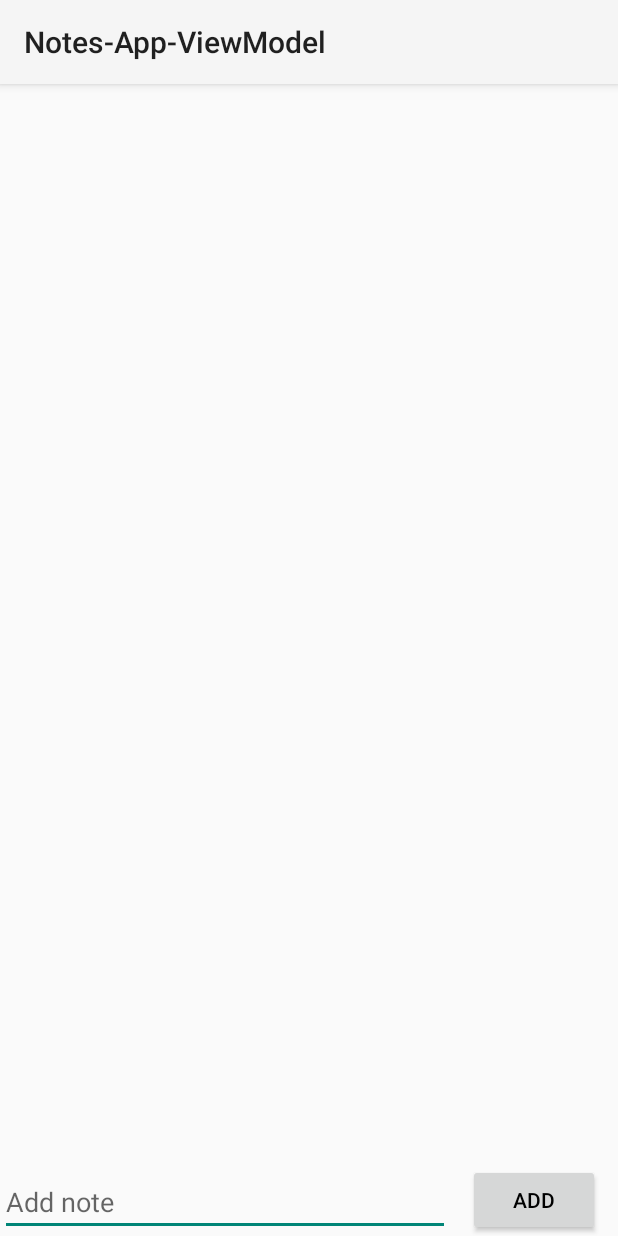
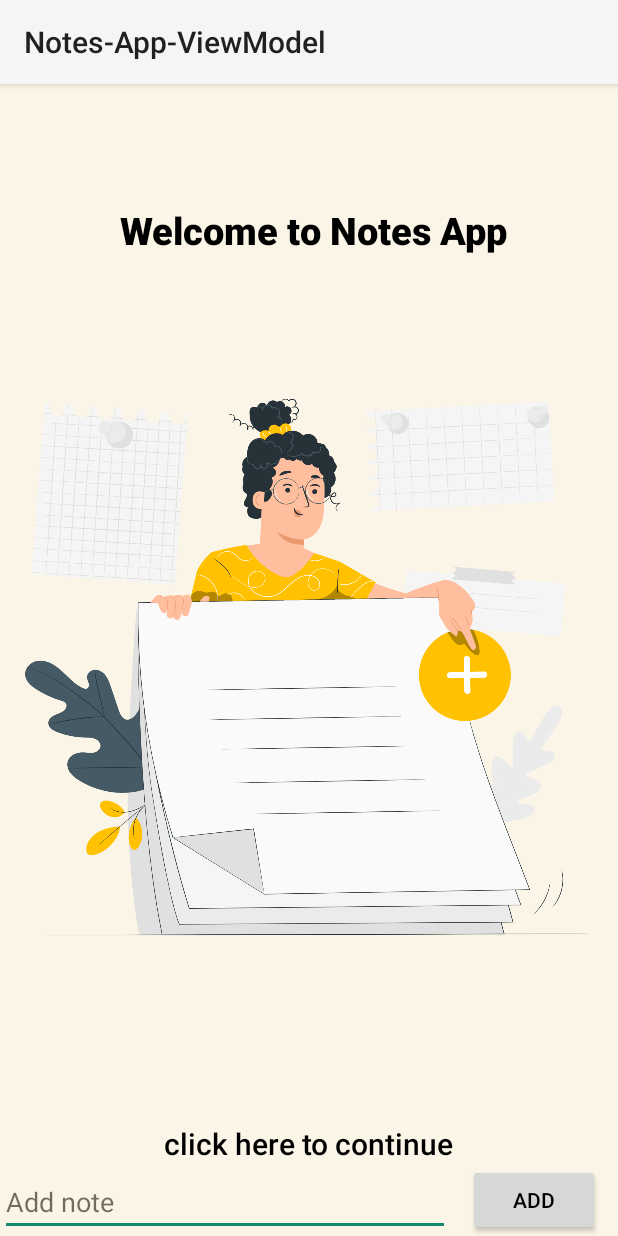
Before and after one commit to WasanIbrahim/Notes-App-ViewModel, an Android app: the screen it shows after launch (MainActivity), on a phone screen of 412 x 824 dp. Run offline under Robolectric (Android 15) with nearby library versions, the phone set to English and light mode, and no system bars; our stand-ins replace Room's generated code; 3 statements that could not run were skipped.

Commit message:
added a fragment

```diff
--- a/app/build.gradle
+++ b/app/build.gradle
@@ -42,6 +42,9 @@ dependencies {
     implementation 'androidx.appcompat:appcompat:1.4.0'
     implementation 'com.google.android.material:material:1.4.0'
     implementation 'androidx.constraintlayout:constraintlayout:2.1.2'
+    implementation 'androidx.navigation:navigation-fragment-ktx:2.3.5'
+    implementation 'androidx.navigation:navigation-ui-ktx:2.3.5'
+    implementation 'androidx.legacy:legacy-support-v4:1.0.0'
     testImplementation 'junit:junit:4.+'
     androidTestImplementation 'androidx.test.ext:junit:1.1.3'
     androidTestImplementation 'androidx.test.espresso:espresso-core:3.4.0'
--- a/app/src/main/java/com/example/notes_app_viewmodel/MainActivity.kt
+++ b/app/src/main/java/com/example/notes_app_viewmodel/MainActivity.kt
@@ -36,6 +36,7 @@ class MainActivity : AppCompatActivity() {
         rvMain.adapter = rvAdapter
         rvMain.layoutManager = LinearLayoutManager(this)
 
+
         //initializing viewModel
         noteViewModel = ViewModelProvider(this).get(MyViewModel::class.java)
 
--- a/app/src/main/java/com/example/notes_app_viewmodel/RecyclerViewAdapter.kt
+++ b/app/src/main/java/com/example/notes_app_viewmodel/RecyclerViewAdapter.kt
@@ -9,6 +9,7 @@ import com.example.notes_app_viewmodel.databinding.ItemRowBinding
 
 class RecyclerViewAdapter(private val activity: MainActivity):RecyclerView.Adapter<RecyclerViewAdapter.ItemViewHolder>() {
     var notesList = emptyList<Notes>()
+
     class ItemViewHolder(val binding: ItemRowBinding):RecyclerView.ViewHolder(binding.root)
 
     override fun onCreateViewHolder(parent: ViewGroup, viewType: Int): ItemViewHolder {
--- /dev/null
+++ b/app/src/main/java/com/example/notes_app_viewmodel/welcomeFragment.kt
@@ -0,0 +1,24 @@
+package com.example.notes_app_viewmodel
+
+import android.os.Bundle
+import androidx.fragment.app.Fragment
+import android.view.LayoutInflater
+import android.view.View
+import android.view.ViewGroup
+import android.widget.TextView
+import androidx.navigation.Navigation
+
+class welcomeFragment : Fragment() {
+    override fun onCreateView(
+        inflater: LayoutInflater, container: ViewGroup?,
+        savedInstanceState: Bundle?
+    ): View? {
+        // Inflate the layout for this fragment
+        var view = inflater.inflate(R.layout.fragment_welcome, container, false)
+        view.findViewById<TextView>(R.id.tvNext).setOnClickListener {
+            //Navigation.findNavController(view).navigate(R.id.action_welcomeFragment_to_mainActivity)
+            view.visibility = View.GONE
+        }
+        return view
+    }
+}
--- a/app/src/main/res/layout/activity_main.xml
+++ b/app/src/main/res/layout/activity_main.xml
@@ -37,4 +37,12 @@
         app:layout_constraintEnd_toEndOf="parent"
         app:layout_constraintStart_toEndOf="@+id/noteEditText" />
 
+    <androidx.fragment.app.FragmentContainerView
+        android:id="@+id/fragmentContainerView"
+        android:name="androidx.navigation.fragment.NavHostFragment"
+        android:layout_width="match_parent"
+        android:layout_height="match_parent"
+        app:defaultNavHost="true"
+        app:navGraph="@navigation/my_nav" />
+
 </androidx.constraintlayout.widget.ConstraintLayout>
--- /dev/null
+++ b/app/src/main/res/layout/fragment_welcome.xml
@@ -0,0 +1,46 @@
+<?xml version="1.0" encoding="utf-8"?>
+<FrameLayout xmlns:android="http://schemas.android.com/apk/res/android"
+    xmlns:app="http://schemas.android.com/apk/res-auto"
+    xmlns:tools="http://schemas.android.com/tools"
+    android:layout_width="match_parent"
+    android:layout_height="match_parent"
+    android:background="#14FFC100"
+    tools:context=".welcomeFragment">
+
+    <ImageView
+        android:id="@+id/imageView"
+        android:layout_width="wrap_content"
+        android:layout_height="wrap_content"
+        android:src="@drawable/welcome" />
+
+    <TextView
+        android:id="@+id/textView"
+        android:layout_width="261dp"
+        android:layout_height="wrap_content"
+        android:layout_margin="80dp"
+        android:fontFamily="sans-serif-black"
+        android:text="Welcome to Notes App"
+        android:textColor="@color/black"
+        android:textSize="25dp" />
+
+    <androidx.constraintlayout.widget.ConstraintLayout
+        android:layout_width="match_parent"
+        android:layout_height="match_parent">
+
+        <TextView
+            android:id="@+id/tvNext"
+            android:layout_width="wrap_content"
+            android:layout_height="wrap_content"
+            android:layout_marginStart="109dp"
+            android:layout_marginEnd="109dp"
+            android:layout_marginBottom="48dp"
+            android:fontFamily="sans-serif-medium"
+            android:text="click here to continue"
+            android:textColor="@color/black"
+            android:textSize="20dp"
+            app:layout_constraintBottom_toBottomOf="parent"
+            app:layout_constraintEnd_toEndOf="parent"
+            app:layout_constraintStart_toStartOf="parent" />
+    </androidx.constraintlayout.widget.ConstraintLayout>
+
+</FrameLayout>
--- /dev/null
+++ b/app/src/main/res/navigation/my_nav.xml
@@ -0,0 +1,22 @@
+<?xml version="1.0" encoding="utf-8"?>
+<navigation xmlns:android="http://schemas.android.com/apk/res/android"
+    xmlns:app="http://schemas.android.com/apk/res-auto"
+    xmlns:tools="http://schemas.android.com/tools"
+    android:id="@+id/my_nav"
+    app:startDestination="@id/welcomeFragment">
+
+    <activity
+        android:id="@+id/mainActivity"
+        android:name="com.example.notes_app_viewmodel.MainActivity"
+        android:label="activity_main"
+        tools:layout="@layout/activity_main" />
+    <fragment
+        android:id="@+id/welcomeFragment"
+        android:name="com.example.notes_app_viewmodel.welcomeFragment"
+        android:label="fragment_welcome"
+        tools:layout="@layout/fragment_welcome" >
+        <action
+            android:id="@+id/action_welcomeFragment_to_mainActivity"
+            app:destination="@id/mainActivity" />
+    </fragment>
+</navigation>
--- a/app/src/main/res/values/strings.xml
+++ b/app/src/main/res/values/strings.xml
@@ -1,3 +1,5 @@
 <resources>
     <string name="app_name">Notes-App-ViewModel</string>
+    <!-- TODO: Remove or change this placeholder text -->
+    <string name="hello_blank_fragment">Hello blank fragment</string>
 </resources>
```
Also changed, not shown: app/src/main/res/drawable-v24/welcome.png (added).
